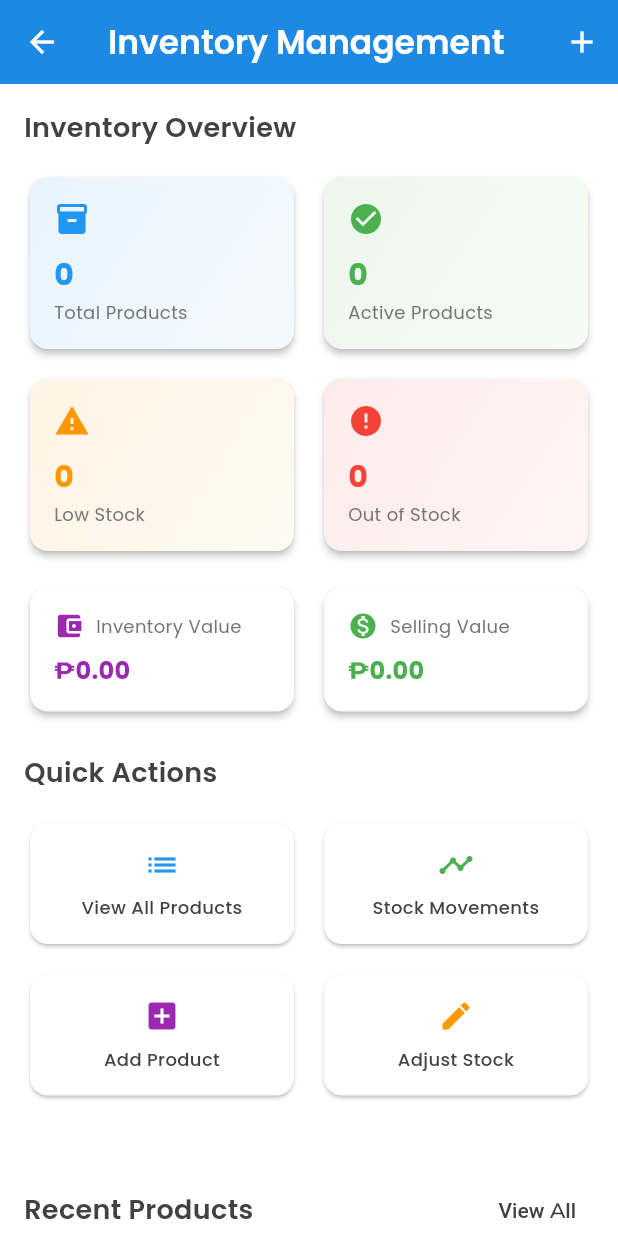
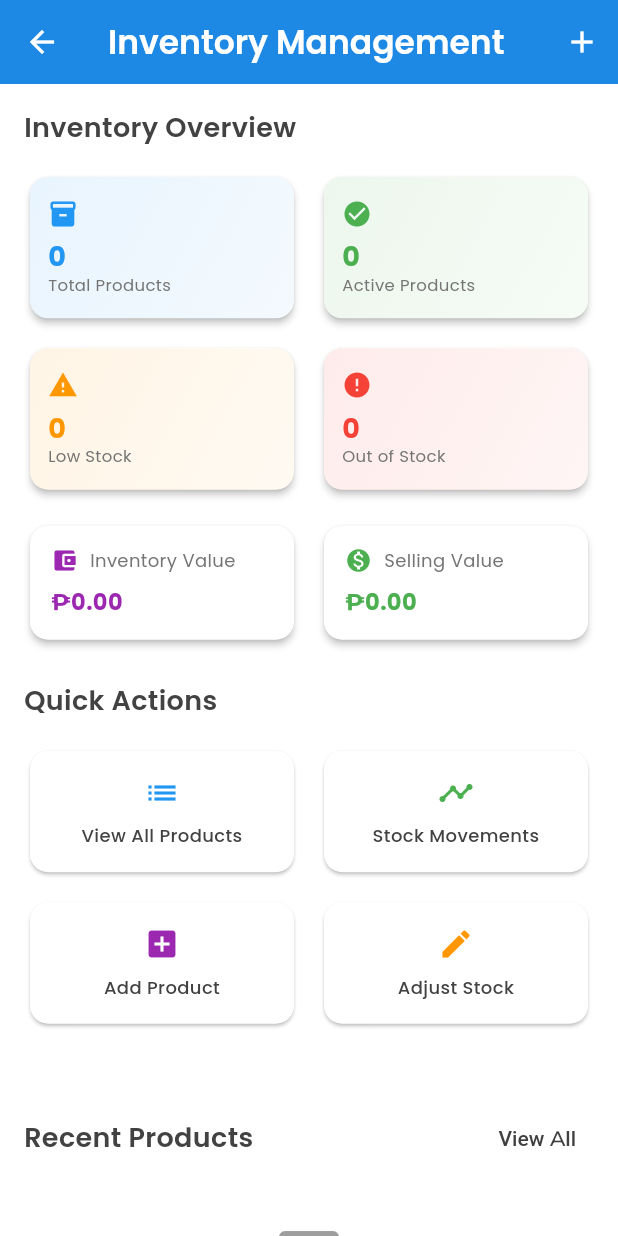
Before and after one commit to fyodorrrrr/haul-app, a Flutter app: the InventoryDashboardScreen screen opened directly, on a phone screen of 412 x 824 dp. Run offline on Flutter 3.47's test engine with Material 3 defaults, Android fonts, the phone set to English and light mode, and no system bars; our stand-ins replace cloud_firestore, firebase_auth, firebase_core, firebase_storage, flutter_card_swiper, flutter_dotenv and 6 more; missing offline and left inert: firebase_app_check; accounts and stored records are empty; network calls fail.

Commit message:
feat: Update navigation to InventoryDashboardScreen and adjust UI elements for better layout

```diff
--- a/lib/screens/seller/inventory_dashboard_screen.dart
+++ b/lib/screens/seller/inventory_dashboard_screen.dart
@@ -1,4 +1,3 @@
-// Create lib/screens/seller/inventory_dashboard_screen.dart
 import 'package:flutter/material.dart';
 import 'package:provider/provider.dart';
 import 'package:google_fonts/google_fonts.dart';
@@ -115,7 +114,7 @@ class _InventoryDashboardScreenState extends State<InventoryDashboardScreen> {
           physics: NeverScrollableScrollPhysics(),
           mainAxisSpacing: 12,
           crossAxisSpacing: 12,
-          childAspectRatio: 1.5,
+          childAspectRatio: 1.8,
           children: [
             _buildStatCard(
               'Total Products',
@@ -174,7 +173,7 @@ class _InventoryDashboardScreenState extends State<InventoryDashboardScreen> {
       elevation: 2,
       shape: RoundedRectangleBorder(borderRadius: BorderRadius.circular(12)),
       child: Container(
-        padding: EdgeInsets.all(16),
+        padding: EdgeInsets.all(12), // Reduced padding
         decoration: BoxDecoration(
           borderRadius: BorderRadius.circular(12),
           gradient: LinearGradient(
@@ -188,23 +187,33 @@ class _InventoryDashboardScreenState extends State<InventoryDashboardScreen> {
         ),
         child: Column(
           crossAxisAlignment: CrossAxisAlignment.start,
-          mainAxisAlignment: MainAxisAlignment.spaceBetween,
+          mainAxisAlignment: MainAxisAlignment.center, // Center content
+          mainAxisSize: MainAxisSize.min, // Minimize height
           children: [
-            Icon(icon, color: color, size: 24),
-            SizedBox(height: 8),
-            Text(
+            Icon(icon, color: color, size: 20), // Reduced icon size
+            SizedBox(height: 6), // Reduced spacing
+            Flexible( // Make text flexible
+              child: Text(
                 value,
                 style: GoogleFonts.poppins(
-                fontSize: 20,
+                  fontSize: 18, // Reduced font size
                   fontWeight: FontWeight.bold,
                   color: color,
                 ),
+                maxLines: 1,
+                overflow: TextOverflow.ellipsis,
               ),
-            Text(
+            ),
+            SizedBox(height: 2), // Reduced spacing
+            Flexible( // Make text flexible
+              child: Text(
                 title,
                 style: GoogleFonts.poppins(
-                fontSize: 12,
+                  fontSize: 11, // Reduced font size
                   color: Colors.grey[600],
+                ),
+                maxLines: 1,
+                overflow: TextOverflow.ellipsis,
               ),
             ),
           ],
@@ -218,13 +227,14 @@ class _InventoryDashboardScreenState extends State<InventoryDashboardScreen> {
       elevation: 2,
       shape: RoundedRectangleBorder(borderRadius: BorderRadius.circular(12)),
       child: Container(
-        padding: EdgeInsets.all(16),
+        padding: EdgeInsets.all(14), // Slightly reduced padding
         child: Column(
           crossAxisAlignment: CrossAxisAlignment.start,
+          mainAxisSize: MainAxisSize.min, // Minimize height
           children: [
             Row(
               children: [
-                Icon(icon, color: color, size: 20),
+                Icon(icon, color: color, size: 18), // Slightly smaller icon
                 SizedBox(width: 8),
                 Expanded(
                   child: Text(
@@ -233,6 +243,8 @@ class _InventoryDashboardScreenState extends State<InventoryDashboardScreen> {
                       fontSize: 12,
                       color: Colors.grey[600],
                     ),
+                    maxLines: 1,
+                    overflow: TextOverflow.ellipsis,
                   ),
                 ),
               ],
@@ -241,10 +253,12 @@ class _InventoryDashboardScreenState extends State<InventoryDashboardScreen> {
             Text(
               value,
               style: GoogleFonts.poppins(
-                fontSize: 16,
+                fontSize: 15, // Slightly reduced font size
                 fontWeight: FontWeight.bold,
                 color: color,
               ),
+              maxLines: 1,
+              overflow: TextOverflow.ellipsis,
             ),
           ],
         ),
@@ -510,24 +524,30 @@ class _InventoryDashboardScreenState extends State<InventoryDashboardScreen> {
     return Card(
       elevation: 1,
       shape: RoundedRectangleBorder(borderRadius: BorderRadius.circular(8)),
-      child: Padding(
+      child: Container(
+        height: 110, // Fixed height to prevent overflow
         padding: EdgeInsets.all(12),
         child: Column(
           crossAxisAlignment: CrossAxisAlignment.start,
+          mainAxisSize: MainAxisSize.min,
           children: [
-            Row(
+            // Product name and stock
+            Expanded(
+              flex: 2,
+              child: Row(
                 children: [
                   Expanded(
                     child: Text(
                       product.name,
                       style: GoogleFonts.poppins(
-                      fontSize: 14,
+                        fontSize: 13, // Slightly smaller
                         fontWeight: FontWeight.w600,
                       ),
-                    maxLines: 1,
+                      maxLines: 2,
                       overflow: TextOverflow.ellipsis,
                     ),
                   ),
+                  SizedBox(width: 8),
                   Container(
                     padding: EdgeInsets.symmetric(horizontal: 6, vertical: 2),
                     decoration: BoxDecoration(
@@ -545,31 +565,50 @@ class _InventoryDashboardScreenState extends State<InventoryDashboardScreen> {
                   ),
                 ],
               ),
-            SizedBox(height: 8),
+            ),
+
+            SizedBox(height: 6),
+
+            // SKU
             Text(
               'SKU: ${product.sku}',
               style: GoogleFonts.poppins(
-                fontSize: 10,
+                fontSize: 9, // Smaller text
                 color: Colors.grey[600],
               ),
+              maxLines: 1,
+              overflow: TextOverflow.ellipsis,
             ),
-            SizedBox(height: 4),
+
+            SizedBox(height: 6),
+
+            // Price and category
             Row(
               mainAxisAlignment: MainAxisAlignment.spaceBetween,
               children: [
-                Text(
+                Expanded(
+                  child: Text(
                     '₱${product.sellingPrice.toStringAsFixed(2)}',
                     style: GoogleFonts.poppins(
                       fontSize: 12,
                       fontWeight: FontWeight.bold,
                       color: Colors.green[700],
                     ),
+                    maxLines: 1,
+                    overflow: TextOverflow.ellipsis,
                   ),
-                Text(
+                ),
+                SizedBox(width: 8),
+                Expanded(
+                  child: Text(
                     product.category,
                     style: GoogleFonts.poppins(
                       fontSize: 10,
                       color: Colors.blue[600],
+                    ),
+                    maxLines: 1,
+                    overflow: TextOverflow.ellipsis,
+                    textAlign: TextAlign.right,
                   ),
                 ),
               ],
--- a/lib/screens/seller/seller_dashboard_screen.dart
+++ b/lib/screens/seller/seller_dashboard_screen.dart
@@ -3,6 +3,8 @@ import 'package:flutter/services.dart';
 import 'package:cloud_firestore/cloud_firestore.dart';
 import 'package:firebase_auth/firebase_auth.dart';
 import 'package:google_fonts/google_fonts.dart';
+import 'package:haul/screens/seller/inventory_dashboard_screen.dart';
+import 'package:haul/screens/seller/inventory_list_screen.dart';
 import 'package:haul/screens/seller/seller_profile_navigation_screen.dart';
 import 'package:provider/provider.dart';
 import 'dart:async';
@@ -349,7 +351,7 @@ class _SellerDashboardScreenState extends State<SellerDashboardScreen> {
                           () {
                             Navigator.push(
                               context,
-                              MaterialPageRoute(builder: (_) => ProductListingScreen()), // Fixed: Changed from InventoryDashboardScreen to ProductListingScreen
+                              MaterialPageRoute(builder: (_) => InventoryDashboardScreen()),
                             );
                           }
                         ),
```
Lines whose indentation alone changed are shown as unchanged.
